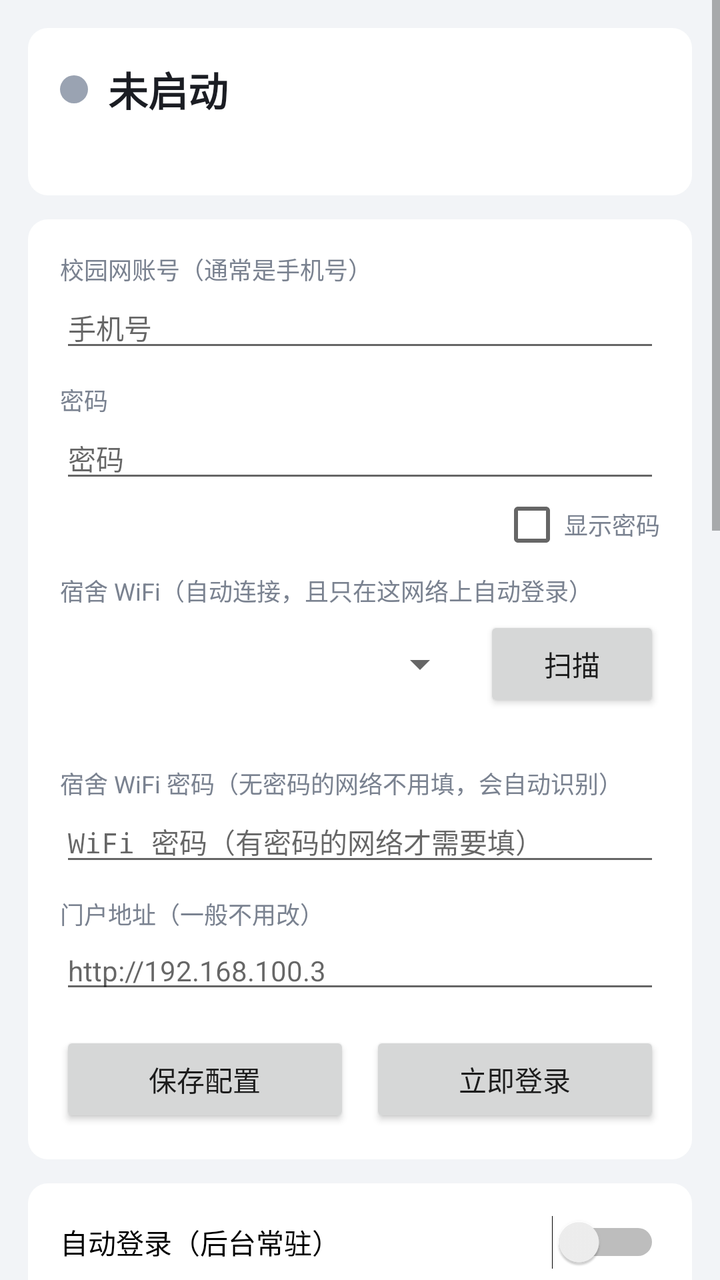
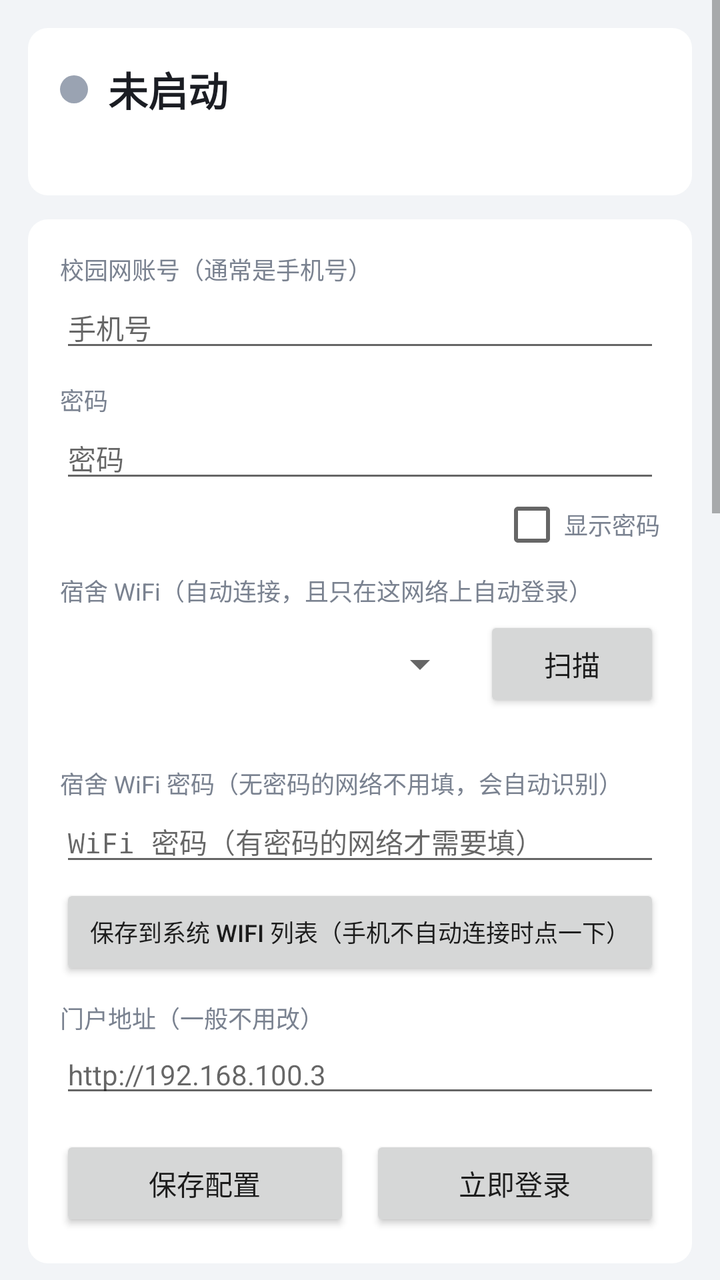

Before-and-after screenshots of an Android layout around one commit, followed by the original layout XML and the change that was made.
<!-- AndroidManifest.xml: application theme AppTheme -->
<!-- res/layout/activity_main.xml -->
<?xml version="1.0" encoding="utf-8"?>
<ScrollView xmlns:android="http://schemas.android.com/apk/res/android"
    android:layout_width="match_parent"
    android:layout_height="match_parent"
    android:fillViewport="true"
    android:scrollbarStyle="outsideOverlay">

    <LinearLayout
        android:layout_width="match_parent"
        android:layout_height="wrap_content"
        android:orientation="vertical"
        android:padding="14dp">

        
        <LinearLayout
            android:layout_width="match_parent"
            android:layout_height="wrap_content"
            android:background="@drawable/bg_card"
            android:orientation="vertical"
            android:padding="16dp">

            <LinearLayout
                android:layout_width="match_parent"
                android:layout_height="wrap_content"
                android:gravity="center_vertical"
                android:orientation="horizontal">

                <View
                    android:id="@+id/dot"
                    android:layout_width="14dp"
                    android:layout_height="14dp"
                    android:background="@drawable/dot" />

                <TextView
                    android:id="@+id/statusText"
                    android:layout_width="0dp"
                    android:layout_height="wrap_content"
                    android:layout_marginStart="10dp"
                    android:layout_weight="1"
                    android:text="@string/status_idle"
                    android:textColor="@color/text_main"
                    android:textSize="20sp"
                    android:textStyle="bold" />
            </LinearLayout>

            <TextView
                android:id="@+id/statusDetail"
                android:layout_width="match_parent"
                android:layout_height="wrap_content"
                android:layout_marginTop="6dp"
                android:text=" "
                android:textColor="@color/text_dim"
                android:textSize="12sp" />
        </LinearLayout>

        
        <LinearLayout
            android:layout_width="match_parent"
            android:layout_height="wrap_content"
            android:layout_marginTop="12dp"
            android:background="@drawable/bg_card"
            android:orientation="vertical"
            android:padding="16dp">

            <TextView
                android:layout_width="wrap_content"
                android:layout_height="wrap_content"
                android:text="@string/tip_account"
                android:textColor="@color/text_dim"
                android:textSize="12sp" />

            <EditText
                android:id="@+id/edUser"
                android:layout_width="match_parent"
                android:layout_height="wrap_content"
                android:hint="手机号"
                android:inputType="text"
                android:maxLines="1"
                android:textSize="14sp" />

            <TextView
                android:layout_width="wrap_content"
                android:layout_height="wrap_content"
                android:layout_marginTop="10dp"
                android:text="@string/tip_password"
                android:textColor="@color/text_dim"
                android:textSize="12sp" />

            <EditText
                android:id="@+id/edPwd"
                android:layout_width="match_parent"
                android:layout_height="wrap_content"
                android:hint="密码"
                android:inputType="textPassword"
                android:maxLines="1"
                android:textSize="14sp" />

            <CheckBox
                android:id="@+id/cbShowPwd"
                android:layout_width="wrap_content"
                android:layout_height="wrap_content"
                android:layout_gravity="end"
                android:text="@string/cb_show_pwd"
                android:textColor="@color/text_dim"
                android:textSize="12sp" />

            <TextView
                android:layout_width="wrap_content"
                android:layout_height="wrap_content"
                android:layout_marginTop="8dp"
                android:text="@string/tip_wifi_pick"
                android:textColor="@color/text_dim"
                android:textSize="12sp" />

            <LinearLayout
                android:layout_width="match_parent"
                android:layout_height="wrap_content"
                android:layout_marginTop="4dp"
                android:gravity="center_vertical"
                android:orientation="horizontal">

                <Spinner
                    android:id="@+id/spWifi"
                    android:layout_width="0dp"
                    android:layout_height="wrap_content"
                    android:layout_weight="1" />

                <Button
                    android:id="@+id/btnScanWifi"
                    android:layout_width="wrap_content"
                    android:layout_height="wrap_content"
                    android:layout_marginStart="8dp"
                    android:text="@string/btn_scan_wifi" />
            </LinearLayout>

            <TextView
                android:id="@+id/tvWifiState"
                android:layout_width="match_parent"
                android:layout_height="wrap_content"
                android:layout_marginTop="4dp"
                android:text=" "
                android:textColor="@color/text_dim"
                android:textSize="11sp" />

            <TextView
                android:layout_width="wrap_content"
                android:layout_height="wrap_content"
                android:layout_marginTop="8dp"
                android:text="@string/tip_wifi_pwd"
                android:textColor="@color/text_dim"
                android:textSize="12sp" />

            <EditText
                android:id="@+id/edWifiPwd"
                android:layout_width="match_parent"
                android:layout_height="wrap_content"
                android:hint="WiFi 密码（有密码的网络才需要填）"
                android:inputType="textPassword"
                android:maxLines="1"
                android:textSize="14sp" />

            <TextView
                android:layout_width="wrap_content"
                android:layout_height="wrap_content"
                android:layout_marginTop="10dp"
                android:text="@string/tip_portal"
                android:textColor="@color/text_dim"
                android:textSize="12sp" />

            <EditText
                android:id="@+id/edPortal"
                android:layout_width="match_parent"
                android:layout_height="wrap_content"
                android:hint="http://192.168.100.3"
                android:inputType="textUri"
                android:maxLines="1"
                android:textSize="14sp" />

            <LinearLayout
                android:layout_width="match_parent"
                android:layout_height="wrap_content"
                android:layout_marginTop="14dp"
                android:orientation="horizontal">

                <Button
                    android:id="@+id/btnSave"
                    android:layout_width="0dp"
                    android:layout_height="wrap_content"
                    android:layout_weight="1"
                    android:text="@string/btn_save" />

                <Button
                    android:id="@+id/btnLoginNow"
                    android:layout_width="0dp"
                    android:layout_height="wrap_content"
                    android:layout_marginStart="10dp"
                    android:layout_weight="1"
                    android:text="@string/btn_login_now" />
            </LinearLayout>
        </LinearLayout>

        
        <LinearLayout
            android:layout_width="match_parent"
            android:layout_height="wrap_content"
            android:layout_marginTop="12dp"
            android:background="@drawable/bg_card"
            android:orientation="vertical"
            android:padding="16dp">

            <Switch
                android:id="@+id/swAuto"
                android:layout_width="match_parent"
                android:layout_height="wrap_content"
                android:text="@string/sw_auto"
                android:textSize="14sp" />

            <TextView
                android:layout_width="match_parent"
                android:layout_height="wrap_content"
                android:layout_marginTop="8dp"
                android:text="@string/sw_auto_tip"
                android:textColor="@color/text_dim"
                android:textSize="12sp" />

            <LinearLayout
                android:layout_width="match_parent"
                android:layout_height="wrap_content"
                android:layout_marginTop="10dp"
                android:orientation="horizontal">

                <Button
                    android:id="@+id/btnOpenPortal"
                    android:layout_width="0dp"
                    android:layout_height="wrap_content"
                    android:layout_weight="1"
                    android:text="@string/btn_open_portal" />

                <Button
                    android:id="@+id/btnBattery"
                    android:layout_width="0dp"
                    android:layout_height="wrap_content"
                    android:layout_marginStart="10dp"
                    android:layout_weight="1"
                    android:text="@string/btn_battery" />
            </LinearLayout>
        </LinearLayout>

        
        <LinearLayout
            android:layout_width="match_parent"
            android:layout_height="wrap_content"
            android:layout_marginTop="12dp"
            android:background="@drawable/bg_card"
            android:orientation="vertical"
            android:padding="16dp">

            <TextView
                android:layout_width="wrap_content"
                android:layout_height="wrap_content"
                android:text="@string/more_title"
                android:textColor="@color/text_main"
                android:textSize="15sp"
                android:textStyle="bold" />

            <Switch
                android:id="@+id/cbHideRecents"
                android:layout_width="match_parent"
                android:layout_height="wrap_content"
                android:layout_marginTop="10dp"
                android:text="@string/cb_hide_recents"
                android:textSize="14sp" />

            <Switch
                android:id="@+id/cbHideNotif"
                android:layout_width="match_parent"
                android:layout_height="wrap_content"
                android:layout_marginTop="6dp"
                android:text="@string/cb_hide_notif"
                android:textSize="14sp" />

            <Switch
                android:id="@+id/cbAutoWifiOn"
                android:layout_width="match_parent"
                android:layout_height="wrap_content"
                android:layout_marginTop="6dp"
                android:text="@string/cb_auto_wifi_on"
                android:textSize="14sp" />

            <View
                android:layout_width="match_parent"
                android:layout_height="1dp"
                android:layout_marginTop="12dp"
                android:background="#14000000" />

            <TextView
                android:id="@+id/tvGuard"
                android:layout_width="match_parent"
                android:layout_height="wrap_content"
                android:layout_marginTop="10dp"
                android:background="?android:attr/selectableItemBackground"
                android:focusable="true"
                android:padding="2dp"
                android:text=" "
                android:textColor="@color/text_dim"
                android:textSize="12sp" />
        </LinearLayout>

        
        <LinearLayout
            android:layout_width="match_parent"
            android:layout_height="wrap_content"
            android:layout_marginTop="12dp"
            android:background="@drawable/bg_card"
            android:orientation="vertical"
            android:padding="16dp">

            <TextView
                android:layout_width="wrap_content"
                android:layout_height="wrap_content"
                android:text="@string/help_title"
                android:textColor="@color/text_main"
                android:textSize="15sp"
                android:textStyle="bold" />

            <TextView
                android:id="@+id/help1"
                android:layout_width="match_parent"
                android:layout_height="wrap_content"
                android:layout_marginTop="8dp"
                android:background="?android:attr/selectableItemBackground"
                android:focusable="true"
                android:padding="10dp"
                android:text="@string/help_1"
                android:textColor="@color/text_main"
                android:textSize="14sp" />

            <TextView
                android:id="@+id/help2"
                android:layout_width="match_parent"
                android:layout_height="wrap_content"
                android:background="?android:attr/selectableItemBackground"
                android:focusable="true"
                android:padding="10dp"
                android:text="@string/help_2"
                android:textColor="@color/text_main"
                android:textSize="14sp" />

            <TextView
                android:id="@+id/help3"
                android:layout_width="match_parent"
                android:layout_height="wrap_content"
                android:background="?android:attr/selectableItemBackground"
                android:focusable="true"
                android:padding="10dp"
                android:text="@string/help_3"
                android:textColor="@color/text_main"
                android:textSize="14sp" />

            <TextView
                android:id="@+id/help4"
                android:layout_width="match_parent"
                android:layout_height="wrap_content"
                android:background="?android:attr/selectableItemBackground"
                android:focusable="true"
                android:padding="10dp"
                android:text="@string/help_4"
                android:textColor="@color/text_main"
                android:textSize="14sp" />

            <TextView
                android:id="@+id/help5"
                android:layout_width="match_parent"
                android:layout_height="wrap_content"
                android:background="?android:attr/selectableItemBackground"
                android:focusable="true"
                android:padding="10dp"
                android:text="@string/help_5"
                android:textColor="@color/text_main"
                android:textSize="14sp" />

            <TextView
                android:layout_width="match_parent"
                android:layout_height="wrap_content"
                android:layout_marginTop="6dp"
                android:text="@string/version_footer"
                android:textColor="@color/text_dim"
                android:textSize="11sp" />
        </LinearLayout>

        
        <TextView
            android:layout_width="wrap_content"
            android:layout_height="wrap_content"
            android:layout_marginTop="14dp"
            android:layout_marginStart="4dp"
            android:text="@string/log_title"
            android:textColor="@color/text_dim"
            android:textSize="12sp" />

        <TextView
            android:id="@+id/tvLog"
            android:layout_width="match_parent"
            android:layout_height="wrap_content"
            android:layout_marginTop="6dp"
            android:background="@drawable/bg_log"
            android:fontFamily="monospace"
            android:lineSpacingExtra="3dp"
            android:minHeight="180dp"
            android:padding="12dp"
            android:text=" "
            android:textColor="@color/log_fg"
            android:textIsSelectable="true"
            android:textSize="11sp" />
    </LinearLayout>
</ScrollView>
<!-- resources referenced by this layout -->
<resources>
  <color name="log_fg">#D8E0EA</color>
  <color name="text_dim">#7A8290</color>
  <color name="text_main">#1B1D23</color>
  <!-- drawable bg_card (drawable) -->
  <?xml version="1.0" encoding="utf-8"?>
  <shape xmlns:android="http://schemas.android.com/apk/res/android"
      android:shape="rectangle">
      <solid android:color="@color/card" />
      <corners android:radius="10dp" />
  </shape>
  <!-- drawable bg_log (drawable) -->
  <?xml version="1.0" encoding="utf-8"?>
  <shape xmlns:android="http://schemas.android.com/apk/res/android"
      android:shape="rectangle">
      <solid android:color="@color/log_bg" />
      <corners android:radius="10dp" />
  </shape>
  <!-- drawable dot (drawable) -->
  <?xml version="1.0" encoding="utf-8"?>
  <shape xmlns:android="http://schemas.android.com/apk/res/android"
      android:shape="oval">
      <solid android:color="#9AA3B2" />
      <size android:width="14dp" android:height="14dp" />
  </shape>
  <string name="btn_battery">后台保活设置</string>
  <string name="btn_login_now">立即登录</string>
  <string name="btn_open_portal">打开认证页面</string>
  <string name="btn_save">保存配置</string>
  <string name="btn_scan_wifi">扫描</string>
  <string name="cb_auto_wifi_on">WiFi 关闭时自动开启（检测到宿舍 WiFi 后）</string>
  <string name="cb_hide_notif">隐藏通知栏（通知静默、无图标）</string>
  <string name="cb_hide_recents">隐藏后台（不在「最近任务」中显示）</string>
  <string name="cb_show_pwd">显示密码</string>
  <string name="help_1">① 快速上手：3 步开始用</string>
  <string name="help_2">② 国产手机：请允许「自启动」</string>
  <string name="help_3">③ 拦截系统登录弹窗（可选增强）</string>
  <string name="help_4">④ 隐藏后台 / 隐藏通知栏</string>
  <string name="help_5">⑤ 常见问题</string>
  <string name="help_title">使用说明（点按条目查看详情）</string>
  <string name="log_title">运行日志</string>
  <string name="more_title">更多设置</string>
  <string name="status_idle">未启动</string>
  <string name="sw_auto">自动登录（后台常驻）</string>
  <string name="sw_auto_tip">开启后：只要连着 WiFi 且未联网，就自动完成校园网认证，掉线自动重连。建议同时点「后台保活设置」，允许自启动与后台运行（小米/华为等国产手机尤其需要），避免被系统杀掉。</string>
  <string name="tip_account">校园网账号（通常是手机号）</string>
  <string name="tip_password">密码</string>
  <string name="tip_portal">门户地址（一般不用改）</string>
  <string name="tip_wifi_pick">宿舍 WiFi（自动连接，且只在这网络上自动登录）</string>
  <string name="tip_wifi_pwd">宿舍 WiFi 密码（无密码的网络不用填，会自动识别）</string>
  <string name="version_footer">GiWiFi自动登录 v1.2.1 · 认证协议与电脑版一致</string>
  <style name="AppTheme" parent="android:Theme.Material.Light.NoActionBar">
          <item name="android:colorPrimary">@color/accent</item>
          <item name="android:colorPrimaryDark">@color/accent_dark</item>
          <item name="android:colorAccent">@color/accent</item>
          <item name="android:windowBackground">@color/page_bg</item>
          <item name="android:statusBarColor">@color/accent_dark</item>
      </style>
  <color name="card">#FFFFFF</color>
  <color name="log_bg">#1B1D23</color>
  <color name="accent">#4EA1FF</color>
  <color name="accent_dark">#2E6FB8</color>
  <color name="page_bg">#F2F4F7</color>
</resources>

<!-- the commit's change to res/layout/activity_main.xml (unified diff, before → after) -->
@@ -158,6 +158,14 @@
                 android:inputType="textPassword"
                 android:maxLines="1"
                 android:textSize="14sp" />
+
+            <Button
+                android:id="@+id/btnSaveSystem"
+                android:layout_width="match_parent"
+                android:layout_height="wrap_content"
+                android:layout_marginTop="4dp"
+                android:text="@string/btn_save_system"
+                android:textSize="12sp" />
 
             <TextView
                 android:layout_width="wrap_content"
<!-- resource entries referenced after the edit -->
@@ -28,6 +28,7 @@
   <string name="btn_login_now">立即登录</string>
   <string name="btn_open_portal">打开认证页面</string>
   <string name="btn_save">保存配置</string>
+  <string name="btn_save_system">保存到系统 WiFi 列表（手机不自动连接时点一下）</string>
   <string name="btn_scan_wifi">扫描</string>
   <string name="cb_auto_wifi_on">WiFi 关闭时自动开启（检测到宿舍 WiFi 后）</string>
   <string name="cb_hide_notif">隐藏通知栏（通知静默、无图标）</string>
@@ -49,7 +50,7 @@
   <string name="tip_portal">门户地址（一般不用改）</string>
   <string name="tip_wifi_pick">宿舍 WiFi（自动连接，且只在这网络上自动登录）</string>
   <string name="tip_wifi_pwd">宿舍 WiFi 密码（无密码的网络不用填，会自动识别）</string>
-  <string name="version_footer">GiWiFi自动登录 v1.2.1 · 认证协议与电脑版一致</string>
+  <string name="version_footer">GiWiFi自动登录 v1.2.2 · 认证协议与电脑版一致</string>
   <style name="AppTheme" parent="android:Theme.Material.Light.NoActionBar">
           <item name="android:colorPrimary">@color/accent</item>
           <item name="android:colorPrimaryDark">@color/accent_dark</item>
